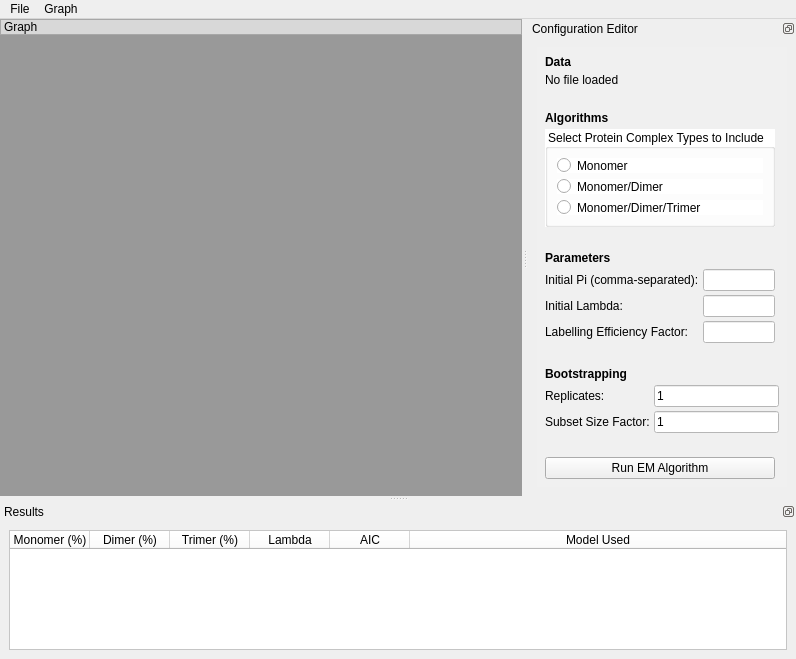
Old version of the form main.ui in the repository thericshi/protein-stoichiometry-quantifier.
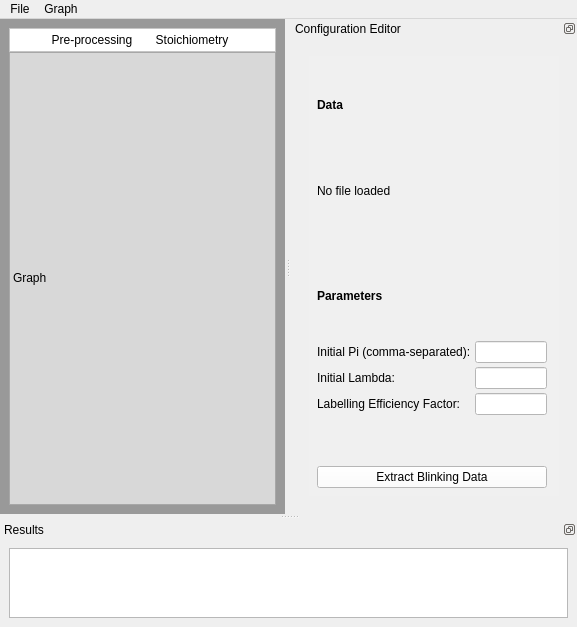
New version of the form. The open tabs and pages were chosen to show the change.

Commit message: added pre-processing screen with integrated interactive 3d mayavi plot from localization dataset

Diff of the .ui file:
```diff
--- a/main.ui
+++ b/main.ui
@@ -6,8 +6,8 @@
    <rect>
     <x>0</x>
     <y>0</y>
-    <width>796</width>
-    <height>600</height>
+    <width>577</width>
+    <height>611</height>
    </rect>
   </property>
   <property name="sizePolicy">
@@ -17,7 +17,7 @@
    </sizepolicy>
   </property>
   <property name="windowTitle">
-   <string>EM Algorithm</string>
+   <string>Protein Stoichiometry Quantifier</string>
   </property>
   <property name="layoutDirection">
    <enum>Qt::LeftToRight</enum>
@@ -53,10 +53,97 @@
    <property name="styleSheet">
     <string notr="true">background-color: rgb(153, 153, 153);</string>
    </property>
+   <layout class="QVBoxLayout" name="verticalLayout_7">
+    <property name="spacing">
+     <number>0</number>
+    </property>
+    <item>
+     <widget class="QFrame" name="frame">
+      <property name="styleSheet">
+       <string notr="true">background-color: rgb(255, 255, 255);</string>
+      </property>
+      <property name="frameShape">
+       <enum>QFrame::StyledPanel</enum>
+      </property>
+      <property name="frameShadow">
+       <enum>QFrame::Raised</enum>
+      </property>
+      <layout class="QHBoxLayout" name="horizontalLayout_7">
+       <property name="spacing">
+        <number>0</number>
+       </property>
+       <property name="leftMargin">
+        <number>0</number>
+       </property>
+       <property name="topMargin">
+        <number>0</number>
+       </property>
+       <property name="rightMargin">
+        <number>0</number>
+       </property>
+       <property name="bottomMargin">
+        <number>0</number>
+       </property>
+       <item>
    <layout class="QHBoxLayout" name="horizontalLayout_2">
     <property name="spacing">
      <number>0</number>
     </property>
+         <property name="topMargin">
+          <number>4</number>
+         </property>
+         <property name="bottomMargin">
+          <number>4</number>
+         </property>
+         <item>
+          <widget class="QLabel" name="preprocessingSwitch">
+           <property name="maximumSize">
+            <size>
+             <width>100</width>
+             <height>16777215</height>
+            </size>
+           </property>
+           <property name="text">
+            <string>Pre-processing</string>
+           </property>
+           <property name="alignment">
+            <set>Qt::AlignCenter</set>
+           </property>
+          </widget>
+         </item>
+         <item>
+          <widget class="QLabel" name="stoichiometrySwitch">
+           <property name="maximumSize">
+            <size>
+             <width>100</width>
+             <height>16777215</height>
+            </size>
+           </property>
+           <property name="text">
+            <string>Stoichiometry</string>
+           </property>
+           <property name="alignment">
+            <set>Qt::AlignCenter</set>
+           </property>
+          </widget>
+         </item>
+        </layout>
+       </item>
+      </layout>
+     </widget>
+    </item>
+    <item>
+     <widget class="QWidget" name="widget" native="true">
+      <property name="maximumSize">
+       <size>
+        <width>16777215</width>
+        <height>16777215</height>
+       </size>
+      </property>
+      <layout class="QHBoxLayout" name="horizontalLayout">
+       <property name="spacing">
+        <number>0</number>
+       </property>
     <property name="leftMargin">
      <number>0</number>
     </property>
@@ -66,12 +153,37 @@
     <property name="rightMargin">
      <number>0</number>
     </property>
+       <property name="bottomMargin">
+        <number>0</number>
+       </property>
     <item>
      <layout class="QVBoxLayout" name="verticalLayout_5">
       <property name="spacing">
        <number>0</number>
       </property>
       <item>
+          <widget class="QStackedWidget" name="graphStack">
+           <property name="currentIndex">
+            <number>1</number>
+           </property>
+           <widget class="QWidget" name="page_13">
+            <layout class="QVBoxLayout" name="verticalLayout_9">
+             <property name="spacing">
+              <number>0</number>
+             </property>
+             <property name="leftMargin">
+              <number>0</number>
+             </property>
+             <property name="topMargin">
+              <number>0</number>
+             </property>
+             <property name="rightMargin">
+              <number>0</number>
+             </property>
+             <property name="bottomMargin">
+              <number>0</number>
+             </property>
+             <item>
        <widget class="QLabel" name="label_10">
         <property name="styleSheet">
          <string notr="true">background-color: rgb(216, 216, 216);</string>
@@ -132,16 +244,9 @@
        </layout>
       </item>
      </layout>
-    </item>
-    <item>
-     <widget class="QWidget" name="widget" native="true">
-      <property name="maximumSize">
-       <size>
-        <width>250</width>
-        <height>16777215</height>
-       </size>
-      </property>
-      <layout class="QHBoxLayout" name="horizontalLayout">
+           </widget>
+           <widget class="QWidget" name="page_14">
+            <layout class="QVBoxLayout" name="verticalLayout_13">
        <property name="spacing">
         <number>0</number>
        </property>
@@ -157,6 +262,32 @@
        <property name="bottomMargin">
         <number>0</number>
        </property>
+             <item>
+              <widget class="QLabel" name="label_11">
+               <property name="styleSheet">
+                <string notr="true">background-color: rgb(216, 216, 216);</string>
+               </property>
+               <property name="frameShape">
+                <enum>QFrame::StyledPanel</enum>
+               </property>
+               <property name="text">
+                <string>&lt;html&gt;&lt;head/&gt;&lt;body&gt;&lt;p&gt;Graph&lt;/p&gt;&lt;/body&gt;&lt;/html&gt;</string>
+               </property>
+              </widget>
+             </item>
+             <item>
+              <layout class="QVBoxLayout" name="localizationGraphSpace">
+               <property name="spacing">
+                <number>0</number>
+               </property>
+              </layout>
+             </item>
+            </layout>
+           </widget>
+          </widget>
+         </item>
+        </layout>
+       </item>
       </layout>
      </widget>
     </item>
@@ -167,7 +298,7 @@
     <rect>
      <x>0</x>
      <y>0</y>
-     <width>796</width>
+     <width>577</width>
      <height>18</height>
     </rect>
    </property>
@@ -175,7 +306,8 @@
     <property name="title">
      <string>File</string>
     </property>
-    <addaction name="actionLoadFile"/>
+    <addaction name="actionLoadLocalization"/>
+    <addaction name="actionLoadBlinking"/>
    </widget>
    <widget class="QMenu" name="menuGraph">
     <property name="title">
@@ -186,10 +318,16 @@
    <addaction name="menuFile"/>
    <addaction name="menuGraph"/>
   </widget>
-  <widget class="QDockWidget" name="dockWidget">
+  <widget class="QDockWidget" name="confDock">
+   <property name="minimumSize">
+    <size>
+     <width>201</width>
+     <height>424</height>
+    </size>
+   </property>
    <property name="maximumSize">
     <size>
-     <width>400</width>
+     <width>300</width>
      <height>524287</height>
     </size>
    </property>
@@ -208,6 +346,13 @@
    <widget class="QWidget" name="dockWidgetContents_4">
     <layout class="QHBoxLayout" name="horizontalLayout_3">
      <item>
+      <widget class="QStackedWidget" name="confStack">
+       <property name="currentIndex">
+        <number>1</number>
+       </property>
+       <widget class="QWidget" name="blinkingConf">
+        <layout class="QHBoxLayout" name="horizontalLayout_4">
+         <item>
       <widget class="QWidget" name="paramWidget" native="true">
        <property name="maximumSize">
         <size>
@@ -269,7 +414,7 @@
            </widget>
           </item>
           <item>
-           <widget class="QLabel" name="filePathLabel">
+               <widget class="QLabel" name="blinkingFilePathLabel">
             <property name="maximumSize">
              <size>
               <width>230</width>
@@ -524,6 +669,9 @@
               <height>16777215</height>
              </size>
             </property>
+                <property name="styleSheet">
+                 <string notr="true">background-color: rgb(255, 255, 255);</string>
+                </property>
             <property name="text">
              <string>Run EM Algorithm</string>
             </property>
@@ -536,8 +684,236 @@
      </item>
     </layout>
    </widget>
+       <widget class="QWidget" name="preprocessingConf">
+        <layout class="QVBoxLayout" name="verticalLayout_10">
+         <item>
+          <widget class="QWidget" name="paramWidget_2" native="true">
+           <property name="maximumSize">
+            <size>
+             <width>250</width>
+             <height>16777215</height>
+            </size>
+           </property>
+           <property name="styleSheet">
+            <string notr="true">border-color: rgb(106, 106, 106);
+background-color: rgb(240, 240, 240);</string>
+           </property>
+           <layout class="QVBoxLayout" name="verticalLayout_8">
+            <property name="spacing">
+             <number>4</number>
+            </property>
+            <property name="leftMargin">
+             <number>0</number>
+            </property>
+            <property name="topMargin">
+             <number>0</number>
+            </property>
+            <property name="rightMargin">
+             <number>0</number>
+            </property>
+            <property name="bottomMargin">
+             <number>0</number>
+            </property>
+            <item>
+             <layout class="QVBoxLayout" name="paramLayout_2">
+              <property name="sizeConstraint">
+               <enum>QLayout::SetDefaultConstraint</enum>
+              </property>
+              <property name="leftMargin">
+               <number>8</number>
+              </property>
+              <property name="topMargin">
+               <number>8</number>
+              </property>
+              <property name="rightMargin">
+               <number>8</number>
+              </property>
+              <property name="bottomMargin">
+               <number>8</number>
+              </property>
+              <item>
+               <widget class="QLabel" name="label_5">
+                <property name="maximumSize">
+                 <size>
+                  <width>200</width>
+                  <height>16777215</height>
+                 </size>
+                </property>
+                <property name="styleSheet">
+                 <string notr="true"/>
+                </property>
+                <property name="text">
+                 <string>&lt;html&gt;&lt;head/&gt;&lt;body&gt;&lt;p&gt;&lt;span style=&quot; font-weight:700;&quot;&gt;Data&lt;/span&gt;&lt;/p&gt;&lt;/body&gt;&lt;/html&gt;</string>
+                </property>
+               </widget>
+              </item>
+              <item>
+               <widget class="QLabel" name="localizationFilePathLabel">
+                <property name="maximumSize">
+                 <size>
+                  <width>230</width>
+                  <height>16777215</height>
+                 </size>
+                </property>
+                <property name="text">
+                 <string>No file loaded</string>
+                </property>
+               </widget>
+              </item>
+              <item>
+               <spacer name="horizontalSpacer_5">
+                <property name="orientation">
+                 <enum>Qt::Horizontal</enum>
+                </property>
+                <property name="sizeType">
+                 <enum>QSizePolicy::Maximum</enum>
+                </property>
+                <property name="sizeHint" stdset="0">
+                 <size>
+                  <width>230</width>
+                  <height>20</height>
+                 </size>
+                </property>
+               </spacer>
+              </item>
+              <item>
+               <widget class="QLabel" name="label_12">
+                <property name="maximumSize">
+                 <size>
+                  <width>250</width>
+                  <height>16777215</height>
+                 </size>
+                </property>
+                <property name="text">
+                 <string>&lt;html&gt;&lt;head/&gt;&lt;body&gt;&lt;p&gt;&lt;span style=&quot; font-weight:700;&quot;&gt;Parameters&lt;/span&gt;&lt;/p&gt;&lt;/body&gt;&lt;/html&gt;</string>
+                </property>
+               </widget>
+              </item>
+              <item>
+               <layout class="QFormLayout" name="formLayout_3">
+                <property name="rightMargin">
+                 <number>4</number>
+                </property>
+                <item row="0" column="0">
+                 <widget class="QLabel" name="labelPi_2">
+                  <property name="text">
+                   <string>Initial Pi (comma-separated):</string>
+                  </property>
+                 </widget>
+                </item>
+                <item row="0" column="1">
+                 <widget class="QLineEdit" name="inputPi_2">
+                  <property name="maximumSize">
+                   <size>
+                    <width>100</width>
+                    <height>16777215</height>
+                   </size>
+                  </property>
+                  <property name="styleSheet">
+                   <string notr="true">background-color: rgb(255, 255, 255);</string>
+                  </property>
+                 </widget>
+                </item>
+                <item row="1" column="0">
+                 <widget class="QLabel" name="labelLambda_2">
+                  <property name="text">
+                   <string>Initial Lambda:</string>
+                  </property>
+                 </widget>
+                </item>
+                <item row="1" column="1">
+                 <widget class="QLineEdit" name="inputLambda_2">
+                  <property name="maximumSize">
+                   <size>
+                    <width>100</width>
+                    <height>16777215</height>
+                   </size>
+                  </property>
+                  <property name="styleSheet">
+                   <string notr="true">background-color: rgb(255, 255, 255);</string>
+                  </property>
+                 </widget>
+                </item>
+                <item row="2" column="0">
+                 <widget class="QLabel" name="label_13">
+                  <property name="text">
+                   <string>Labelling Efficiency Factor:</string>
+                  </property>
+                 </widget>
+                </item>
+                <item row="2" column="1">
+                 <widget class="QLineEdit" name="inputTheta_2">
+                  <property name="maximumSize">
+                   <size>
+                    <width>100</width>
+                    <height>16777215</height>
+                   </size>
+                  </property>
+                  <property name="styleSheet">
+                   <string notr="true">background-color: rgb(255, 255, 255);</string>
+                  </property>
+                 </widget>
+                </item>
+               </layout>
+              </item>
+              <item>
+               <spacer name="horizontalSpacer_7">
+                <property name="orientation">
+                 <enum>Qt::Horizontal</enum>
+                </property>
+                <property name="sizeHint" stdset="0">
+                 <size>
+                  <width>40</width>
+                  <height>20</height>
+                 </size>
+                </property>
+               </spacer>
+              </item>
+              <item>
+               <spacer name="horizontalSpacer_8">
+                <property name="orientation">
+                 <enum>Qt::Horizontal</enum>
+                </property>
+                <property name="sizeHint" stdset="0">
+                 <size>
+                  <width>40</width>
+                  <height>20</height>
+                 </size>
+                </property>
+               </spacer>
+              </item>
+              <item>
+               <widget class="QPushButton" name="runButton_2">
+                <property name="maximumSize">
+                 <size>
+                  <width>230</width>
+                  <height>16777215</height>
+                 </size>
+                </property>
+                <property name="styleSheet">
+                 <string notr="true">background-color: rgb(255, 255, 255);</string>
+                </property>
+                <property name="text">
+                 <string>Extract Blinking Data</string>
+                </property>
+               </widget>
+              </item>
+             </layout>
+            </item>
+           </layout>
+          </widget>
+         </item>
+        </layout>
+       </widget>
+      </widget>
+     </item>
+    </layout>
+   </widget>
   </widget>
   <widget class="QDockWidget" name="dockWidget_2">
+   <property name="floating">
+    <bool>false</bool>
+   </property>
    <property name="features">
     <set>QDockWidget::DockWidgetFloatable|QDockWidget::DockWidgetMovable</set>
    </property>
@@ -549,6 +925,28 @@
    </attribute>
    <widget class="QWidget" name="dockWidgetContents_5">
     <layout class="QVBoxLayout" name="verticalLayout_6">
+     <property name="spacing">
+      <number>0</number>
+     </property>
+     <property name="leftMargin">
+      <number>0</number>
+     </property>
+     <property name="topMargin">
+      <number>0</number>
+     </property>
+     <property name="rightMargin">
+      <number>0</number>
+     </property>
+     <property name="bottomMargin">
+      <number>0</number>
+     </property>
+     <item>
+      <widget class="QStackedWidget" name="resultStack">
+       <property name="currentIndex">
+        <number>0</number>
+       </property>
+       <widget class="QWidget" name="page_15">
+        <layout class="QHBoxLayout" name="horizontalLayout_8">
      <item>
       <widget class="QTableWidget" name="tableWidget">
        <property name="sizePolicy">
@@ -560,7 +958,7 @@
        <property name="minimumSize">
         <size>
          <width>0</width>
-         <height>120</height>
+             <height>0</height>
         </size>
        </property>
        <property name="styleSheet">
@@ -612,10 +1010,25 @@
      </item>
     </layout>
    </widget>
-  </widget>
-  <action name="actionLoadFile">
+       <widget class="QWidget" name="page_16">
+        <layout class="QHBoxLayout" name="horizontalLayout_9">
+         <item>
+          <widget class="QTextEdit" name="textEdit">
+           <property name="readOnly">
+            <bool>true</bool>
+           </property>
+          </widget>
+         </item>
+        </layout>
+       </widget>
+      </widget>
+     </item>
+    </layout>
+   </widget>
+  </widget>
+  <action name="actionLoadBlinking">
    <property name="text">
-    <string>Load Data File</string>
+    <string>Load Blinking Data</string>
    </property>
   </action>
   <action name="actionGraph_Dataset">
@@ -623,6 +1036,11 @@
     <string>Graph Dataset</string>
    </property>
   </action>
+  <action name="actionLoadLocalization">
+   <property name="text">
+    <string>Load Localization Data</string>
+   </property>
+  </action>
  </widget>
  <resources/>
  <connections/>
```
Lines whose indentation alone changed are shown as unchanged. The commit also changes 1 other file.
